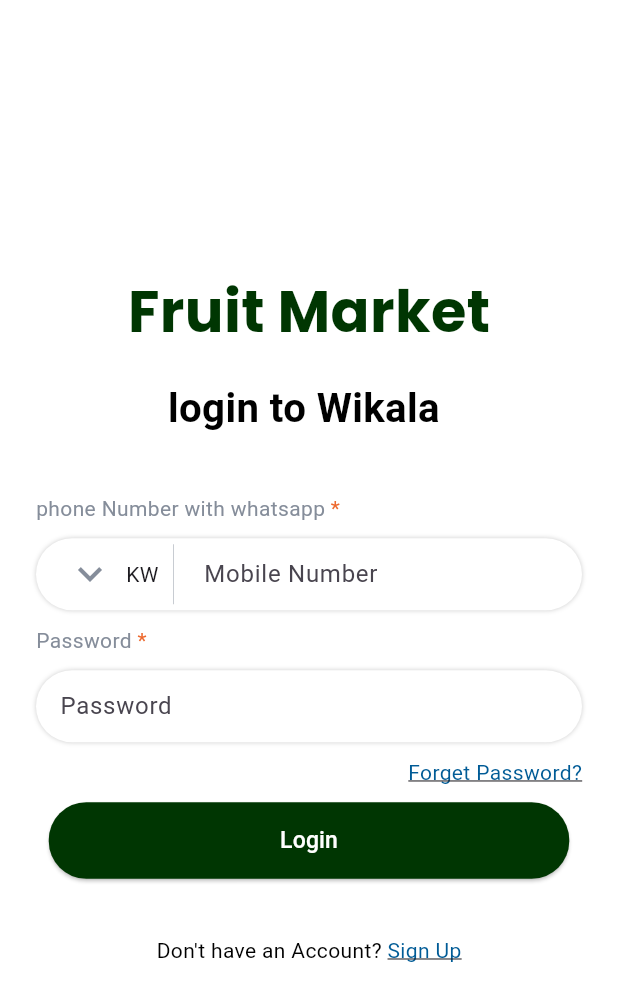
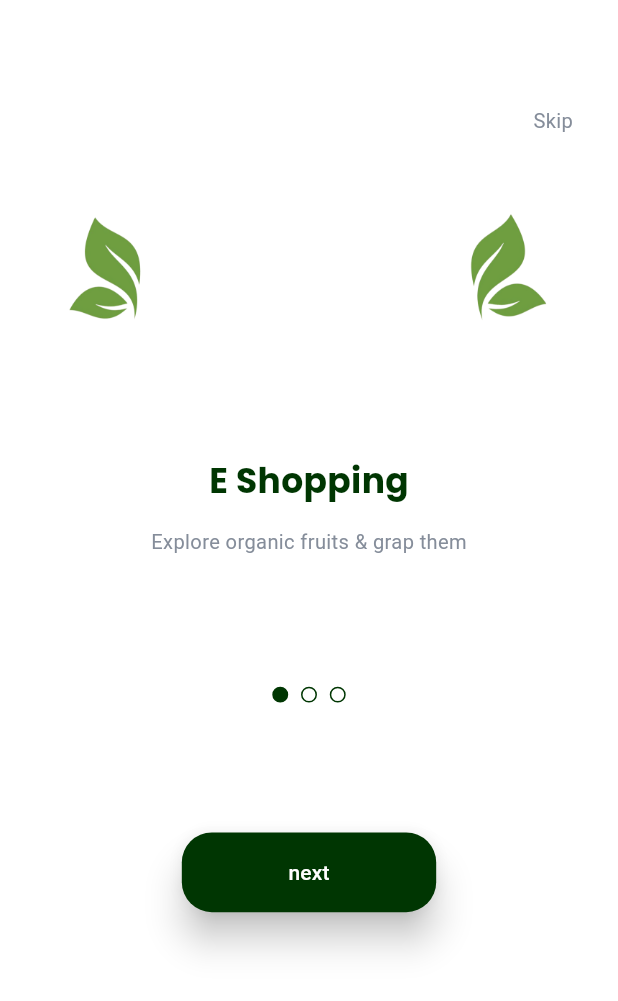
Before and after one commit to AyaNasserEzat/market, a Flutter app: the screen it shows after launch, on a phone screen of 412 x 824 dp. Shown: the top 1001 px of the screen. Run offline on Flutter 3.47's test engine with Material 3 defaults, Android fonts, the phone set to English and light mode, and no system bars; our stand-ins replace flutter_screenutil, flutter_svg, go_router, pin_code_fields, timeline_tile; Roboto replaces fonts that are missing (TitilliumWeb).

Commit message:
on bording view

```diff
--- a/lib/core/routs/app_routs.dart
+++ b/lib/core/routs/app_routs.dart
@@ -1,6 +1,7 @@
 import 'package:go_router/go_router.dart';
 import 'package:pure_soft/feature/auth_feature/presentation/views/forget_password_view.dart';
 import 'package:pure_soft/feature/auth_feature/presentation/views/login_view.dart';
+import 'package:pure_soft/feature/auth_feature/presentation/views/onbording_view.dart';
 import 'package:pure_soft/feature/auth_feature/presentation/views/otp_view.dart';
 import 'package:pure_soft/feature/auth_feature/presentation/views/sign_up_view.dart';
 import 'package:pure_soft/feature/auth_feature/presentation/views/splash_view.dart';
@@ -86,6 +87,11 @@ class AppRouter {
         path: "/checkOut",
         builder: (context, state) =>  CheckOutView(),
       ),
+
+                       GoRoute(
+        path: "/onBording",
+        builder: (context, state) =>  OnbordingView(),
+      )
     ],
   );
 }
--- a/lib/core/utils/app_assets.dart
+++ b/lib/core/utils/app_assets.dart
@@ -1,4 +1,5 @@
 class AppAssetes {
+  static String splashImage1="assets/images/app_name_img.png";
   static String homeImage = "assets/images/home.png";
   //icons unselected bottom navigation bar
   static String homeIcon = "assets/images/home.svg";
--- a/lib/core/utils/app_strings.dart
+++ b/lib/core/utils/app_strings.dart
@@ -1,6 +1,14 @@
 // strings.dart
 class AppStrings {
   static const String appTitle = "Fruit Market";
+    static const String onBordingTitle1 = "E Shopping";
+  static const String onBordingSubTitle1 = "Explore organic fruits & grap them";
+  static const String onBordingTitle2 = "Delivery Arrived";
+  static const String onBordingSubTitle2 = "Order is arrived at your Place";
+  static const String skip = "Skip";
+  static const String onBordingTitle3 = "E Shopping3";
+  static const String onBordingSubTitle3 =
+      "Explore organic fruits & grap them3";
   static const String welcomeMessage = "Welcome to Our app";
   static const String signInWithPhone = "Sign in with Phone number";
   static const String signInWithGoogle = "Sign in with Google";
--- /dev/null
+++ b/lib/feature/auth_feature/data/models/on_bording_model.dart
@@ -0,0 +1,33 @@
+
+
+import 'package:pure_soft/core/utils/app_assets.dart';
+import 'package:pure_soft/core/utils/app_strings.dart';
+
+class OnBordingModel {
+  final String title;
+  final String subTitle;
+  final String image;
+
+  OnBordingModel({
+    required this.title,
+    required this.subTitle,
+    required this.image,
+  });
+  static List<OnBordingModel> onBordingList = [
+    OnBordingModel(
+      title: AppStrings.onBordingTitle1,
+      subTitle: AppStrings.onBordingSubTitle1,
+      image: AppAssetes.splashImage1,
+    ),
+    OnBordingModel(
+      title: AppStrings.onBordingTitle2,
+      subTitle: AppStrings.onBordingSubTitle2,
+      image: AppAssetes.splashImage1,
+    ),
+    OnBordingModel(
+      title: AppStrings.onBordingTitle3,
+      subTitle: AppStrings.onBordingSubTitle3,
+      image: AppAssetes.splashImage1,
+    ),
+  ];
+}
--- /dev/null
+++ b/lib/feature/auth_feature/presentation/views/onbording_view.dart
@@ -0,0 +1,38 @@
+
+import 'package:flutter/material.dart';
+import 'package:pure_soft/feature/auth_feature/data/models/on_bording_model.dart';
+import 'package:pure_soft/feature/auth_feature/presentation/views/widgets/onbording_page.dart';
+
+class OnbordingView extends StatefulWidget {
+  const OnbordingView({super.key});
+
+  @override
+  State<OnbordingView> createState() => _OnbordingViewState();
+}
+
+class _OnbordingViewState extends State<OnbordingView> {
+    int currentIndex=0;
+  PageController pageController=PageController();
+  @override
+  Widget build(BuildContext context) {
+    return Scaffold(
+      body: PageView.builder(
+              controller: pageController,
+          onPageChanged: (int index) {
+
+            setState(() {
+              currentIndex=index;
+            });
+          },
+          itemCount: OnBordingModel.onBordingList.length,
+        itemBuilder: (context, index) {
+          return OnbordingPage(
+            onBordingModel: OnBordingModel.onBordingList[index],
+            currentIndex: currentIndex,
+            pageController: pageController,
+          );
+        },
+      ),
+    );
+  }
+}
--- a/lib/feature/auth_feature/presentation/views/splash_view.dart
+++ b/lib/feature/auth_feature/presentation/views/splash_view.dart
@@ -3,6 +3,7 @@ import 'dart:async';
 import 'package:flutter/material.dart';
 import 'package:flutter_screenutil/flutter_screenutil.dart';
 import 'package:go_router/go_router.dart';
+import 'package:pure_soft/core/utils/app_assets.dart';
 import 'package:pure_soft/core/utils/app_color.dart';
 
 
@@ -20,7 +21,7 @@ class _SplashViewState extends State<SplashView> {
 
     WidgetsBinding.instance.addPostFrameCallback((_) {
       Future.delayed(const Duration(seconds: 4), () {
-        context.go("/login");
+        context.go("/onBording");
       });
     });
   }
@@ -34,7 +35,7 @@ class _SplashViewState extends State<SplashView> {
           mainAxisAlignment: MainAxisAlignment.center,
           children: [
                        SizedBox(height: 230.h,),
-          Image.asset("assets/images/6666666666 copy 1.png",width: 441.w.w,height: 223.h.h,),
+          Image.asset(AppAssetes.splashImage1,width: 441.w.w,height: 223.h.h,),
        Spacer(),
           Image.asset("assets/images/343434 1.png",width: 441.75.w,height: 314.61.h,)
           ],
--- /dev/null
+++ b/lib/feature/auth_feature/presentation/views/widgets/custom_indicator.dart
@@ -0,0 +1,29 @@
+import 'package:flutter/widgets.dart';
+import 'package:flutter_screenutil/flutter_screenutil.dart';
+import 'package:pure_soft/core/utils/app_color.dart';
+
+
+class CustomIndicator extends StatelessWidget {
+  const CustomIndicator({
+    super.key,required this.currentIndex
+  });
+final int currentIndex;
+  @override
+  Widget build(BuildContext context) {
+    return Row(
+      mainAxisAlignment: MainAxisAlignment.center,
+      children: List.generate(3, (index) {
+        return Container(
+          width: 12.w,
+          height: 12.h,
+          margin: EdgeInsets.symmetric(horizontal: 4.w),
+          decoration: BoxDecoration(
+            color:currentIndex==index?AppColor.green: AppColor.white,
+            border: Border.all(color: AppColor.green),
+            shape: BoxShape.circle,
+          ),
+        );
+      }),
+    );
+  }
+}
--- /dev/null
+++ b/lib/feature/auth_feature/presentation/views/widgets/onbording_btn.dart
@@ -0,0 +1,32 @@
+import 'package:flutter/material.dart';
+import 'package:flutter_screenutil/flutter_screenutil.dart';
+import 'package:pure_soft/core/utils/app_color.dart';
+
+
+class OnbordingBtn extends StatelessWidget {
+  const OnbordingBtn({super.key, required this.text, required this.onTap});
+final String text;
+final VoidCallback onTap;
+  @override
+  Widget build(BuildContext context) {
+    return  SizedBox(
+      height: 60.h,
+      width: 177.w,
+      child: ElevatedButton(
+        onPressed:onTap,
+        style: ElevatedButton.styleFrom(
+      backgroundColor: AppColor.green, // لون الزرار نفسه
+      shape: RoundedRectangleBorder(
+        borderRadius: BorderRadius.circular(20), // الـ radius
+      ),
+      shadowColor: AppColor.black, // لون الظل
+      elevation: 10, // قوة الظل
+        ),
+        child: Text(
+      text,
+      style: TextStyle(color: Colors.white),
+        ),
+      ),
+    );
+  }
+}
--- /dev/null
+++ b/lib/feature/auth_feature/presentation/views/widgets/onbording_page.dart
@@ -0,0 +1,54 @@
+import 'package:flutter/widgets.dart';
+import 'package:flutter_screenutil/flutter_screenutil.dart';
+import 'package:flutter_svg/svg.dart';
+import 'package:go_router/go_router.dart';
+import 'package:pure_soft/core/utils/app_strings.dart';
+
+import 'package:pure_soft/core/utils/text_style.dart';
+import 'package:pure_soft/feature/auth_feature/data/models/on_bording_model.dart';
+import 'package:pure_soft/feature/auth_feature/presentation/views/widgets/custom_indicator.dart';
+import 'package:pure_soft/feature/auth_feature/presentation/views/widgets/onbording_btn.dart';
+import 'package:pure_soft/feature/cart_feature/presentation/views/widgets/custom_small_btn.dart';
+
+class OnbordingPage extends StatelessWidget {
+  const OnbordingPage({
+    super.key,
+    required this.onBordingModel,
+    required this.currentIndex,
+    required this.pageController,
+  });
+  final OnBordingModel onBordingModel;
+  final int currentIndex;
+  final PageController pageController;
+  @override
+  Widget build(BuildContext context) {
+    return Column(
+      children: [
+        SizedBox(height: 81.h),
+        Padding(
+          padding: const EdgeInsets.only(right: 30.0),
+          child: Row(
+            mainAxisAlignment: MainAxisAlignment.end,
+            children: [Text(AppStrings.skip, style: CustomTextStyle.regular)],
+          ),
+        ),
+        Image.asset(onBordingModel.image),
+        Text(onBordingModel.title, style: CustomTextStyle.poppins),
+         SizedBox(height: 16.h),
+        Text(onBordingModel.subTitle, style: CustomTextStyle.regular),
+         SizedBox(height: 98.h),
+        CustomIndicator(currentIndex: currentIndex),
+         SizedBox(height: 98.h),
+        OnbordingBtn(text: currentIndex<2? "next":"Get Started", onTap: () {
+if (currentIndex<2) {
+  pageController.nextPage(duration: Duration(microseconds:1000 ), curve: Curves.ease);
+}
+else{
+  context.push("/login");
+}
+
+        }),
+      ],
+    );
+  }
+}
```
Also changed, not shown: assets/images/app_name_img.png (added).
